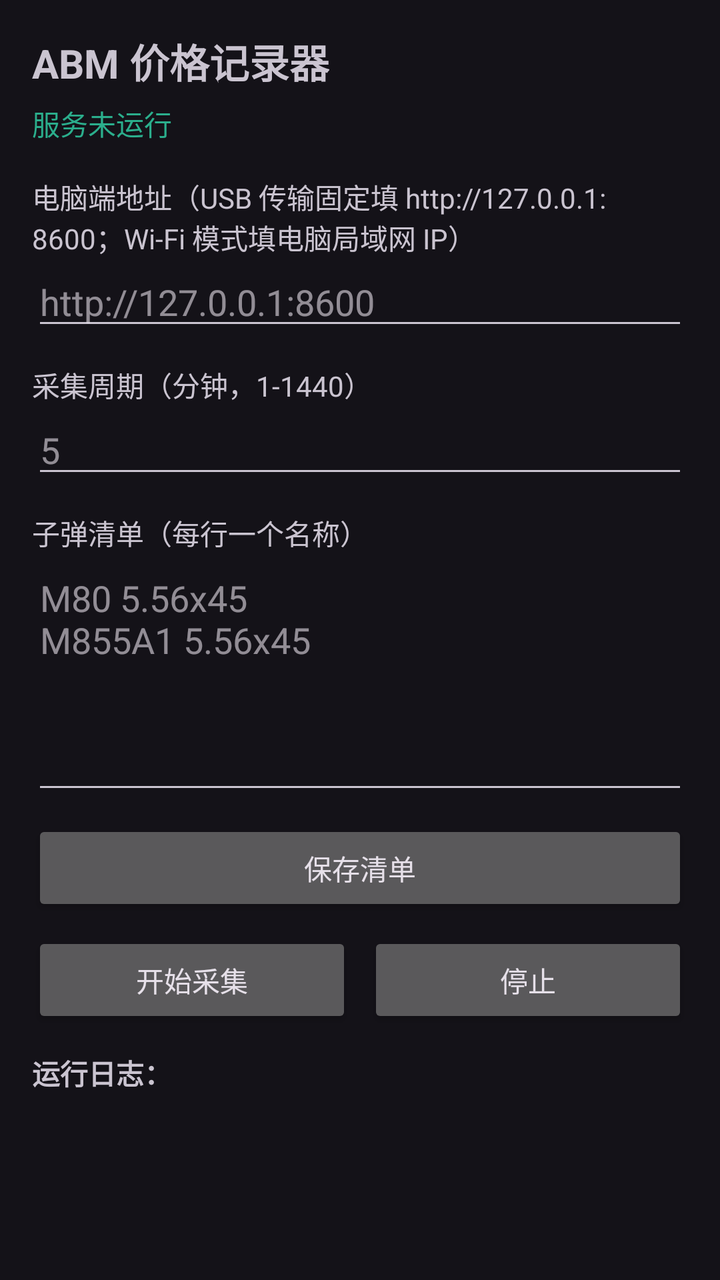
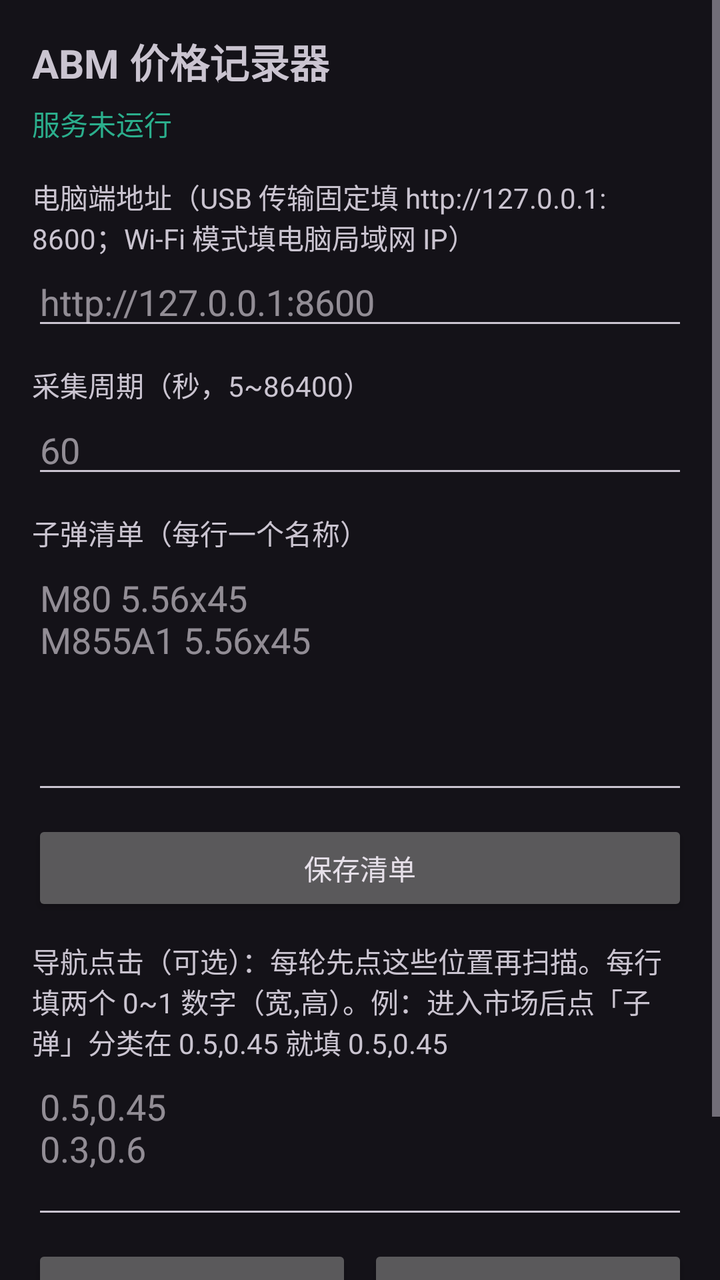

Before-and-after screenshots of an Android layout around one commit, followed by the original layout XML and the change that was made.
<!-- AndroidManifest.xml: application theme Theme.ABMCollector -->
<!-- res/layout/activity_main.xml -->
<?xml version="1.0" encoding="utf-8"?>
<ScrollView xmlns:android="http://schemas.android.com/apk/res/android"
    android:layout_width="match_parent"
    android:layout_height="match_parent"
    android:fillViewport="true">

    <LinearLayout
        android:layout_width="match_parent"
        android:layout_height="wrap_content"
        android:orientation="vertical"
        android:padding="16dp">

        <TextView
            android:layout_width="wrap_content"
            android:layout_height="wrap_content"
            android:text="ABM 价格记录器"
            android:textSize="20sp"
            android:textStyle="bold" />

        <TextView
            android:id="@+id/tv_status"
            android:layout_width="match_parent"
            android:layout_height="wrap_content"
            android:layout_marginTop="6dp"
            android:text="服务未运行"
            android:textColor="@color/teal_200" />

        <TextView
            android:layout_width="wrap_content"
            android:layout_height="wrap_content"
            android:layout_marginTop="16dp"
            android:text="电脑端地址（USB 传输固定填 http://127.0.0.1:8600；Wi-Fi 模式填电脑局域网 IP）" />

        <EditText
            android:id="@+id/et_pc_url"
            android:layout_width="match_parent"
            android:layout_height="wrap_content"
            android:hint="http://127.0.0.1:8600"
            android:inputType="textUri"
            android:singleLine="true" />

        <TextView
            android:layout_width="wrap_content"
            android:layout_height="wrap_content"
            android:layout_marginTop="12dp"
            android:text="采集周期（分钟，1-1440）" />

        <EditText
            android:id="@+id/et_interval"
            android:layout_width="match_parent"
            android:layout_height="wrap_content"
            android:hint="5"
            android:inputType="number" />

        <TextView
            android:layout_width="wrap_content"
            android:layout_height="wrap_content"
            android:layout_marginTop="12dp"
            android:text="子弹清单（每行一个名称）" />

        <EditText
            android:id="@+id/et_bullets"
            android:layout_width="match_parent"
            android:layout_height="wrap_content"
            android:gravity="top"
            android:hint="M80 5.56x45&#10;M855A1 5.56x45"
            android:inputType="textMultiLine"
            android:minLines="5" />

        <Button
            android:id="@+id/btn_save_bullets"
            android:layout_width="match_parent"
            android:layout_height="wrap_content"
            android:layout_marginTop="8dp"
            android:text="保存清单" />

        <LinearLayout
            android:layout_width="match_parent"
            android:layout_height="wrap_content"
            android:layout_marginTop="8dp"
            android:orientation="horizontal">

            <Button
                android:id="@+id/btn_start"
                android:layout_width="0dp"
                android:layout_height="wrap_content"
                android:layout_weight="1"
                android:text="开始采集" />

            <Button
                android:id="@+id/btn_stop"
                android:layout_width="0dp"
                android:layout_height="wrap_content"
                android:layout_marginStart="8dp"
                android:layout_weight="1"
                android:text="停止" />
        </LinearLayout>

        <TextView
            android:layout_width="match_parent"
            android:layout_height="wrap_content"
            android:layout_marginTop="12dp"
            android:text="运行日志："
            android:textStyle="bold" />

        <TextView
            android:id="@+id/tv_log"
            android:layout_width="match_parent"
            android:layout_height="wrap_content"
            android:fontFamily="monospace"
            android:textColor="@color/text_light"
            android:textSize="11sp" />
    </LinearLayout>
</ScrollView>
<!-- resources referenced by this layout -->
<resources>
  <color name="teal_200">#2BAE8C</color>
  <color name="text_light">#ECEAF4</color>
  <style name="Theme.ABMCollector" parent="Theme.Material3.Dark.NoActionBar">
          <item name="colorPrimary">@color/purple_500</item>
          <item name="colorSecondary">@color/teal_200</item>
          <item name="android:statusBarColor">@color/bg_dark</item>
      </style>
  <color name="purple_500">#5A3EA6</color>
  <color name="bg_dark">#14121C</color>
</resources>

<!-- the commit's change to res/layout/activity_main.xml (unified diff, before → after) -->
@@ -43,13 +43,13 @@
             android:layout_width="wrap_content"
             android:layout_height="wrap_content"
             android:layout_marginTop="12dp"
-            android:text="采集周期（分钟，1-1440）" />
+            android:text="采集周期（秒，5~86400）" />
 
         <EditText
             android:id="@+id/et_interval"
             android:layout_width="match_parent"
             android:layout_height="wrap_content"
-            android:hint="5"
+            android:hint="60"
             android:inputType="number" />
 
         <TextView
@@ -73,6 +73,21 @@
             android:layout_height="wrap_content"
             android:layout_marginTop="8dp"
             android:text="保存清单" />
+
+        <TextView
+            android:layout_width="wrap_content"
+            android:layout_height="wrap_content"
+            android:layout_marginTop="12dp"
+            android:text="导航点击（可选）：每轮先点这些位置再扫描。每行填两个 0~1 数字（宽,高）。例：进入市场后点「子弹」分类在 0.5,0.45 就填 0.5,0.45" />
+
+        <EditText
+            android:id="@+id/et_nav_taps"
+            android:layout_width="match_parent"
+            android:layout_height="wrap_content"
+            android:gravity="top"
+            android:hint="0.5,0.45&#10;0.3,0.6"
+            android:inputType="textMultiLine"
+            android:minLines="3" />
 
         <LinearLayout
             android:layout_width="match_parent"
